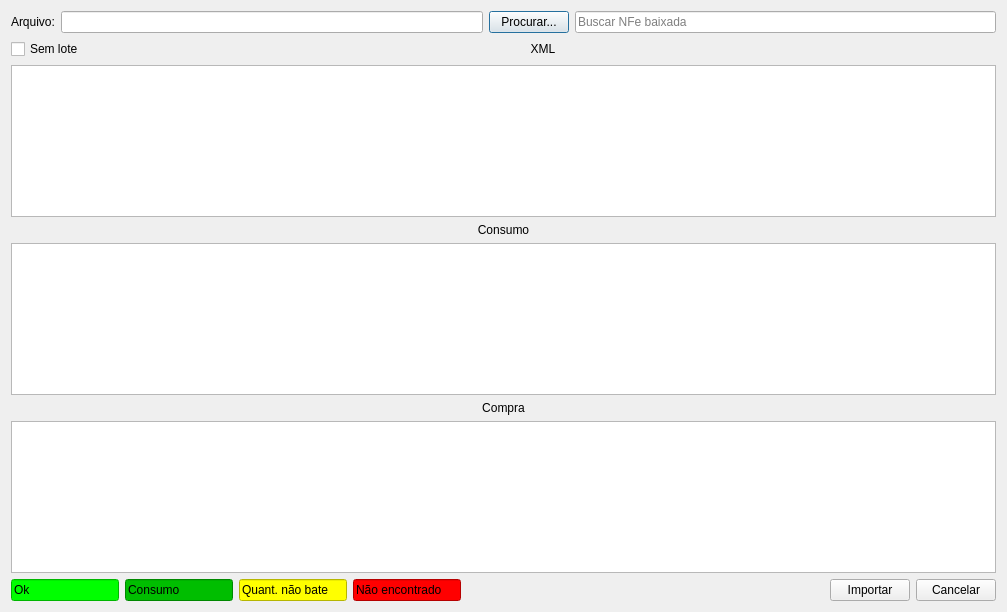
darktorres/ERP-STACCATO, file ui/importarxml.ui: the form before one commit.
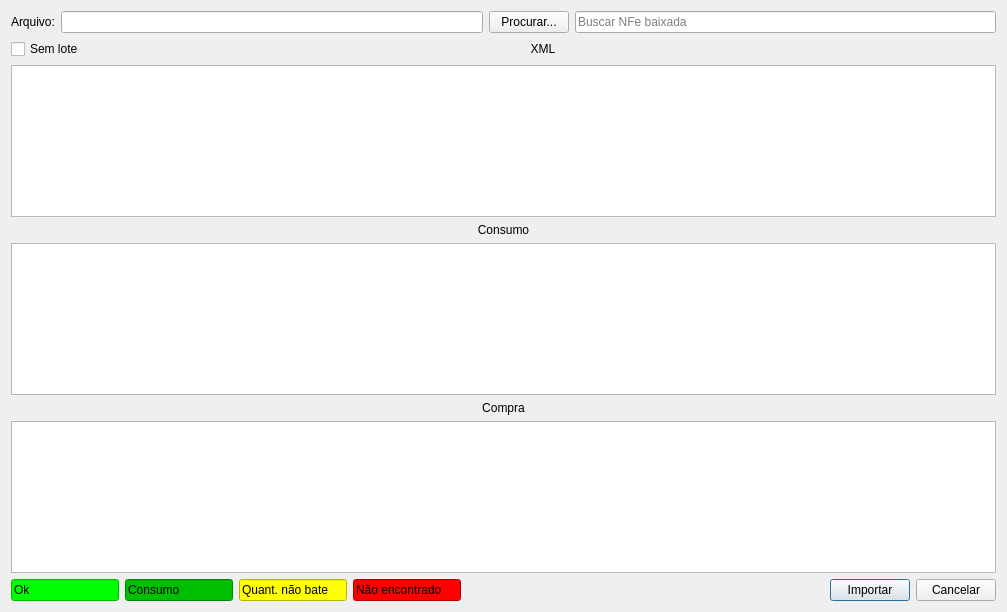
The form after the commit. Custom widgets are drawn as their Qt base class.

Diff of the .ui file:
```diff
--- a/ui/importarxml.ui
+++ b/ui/importarxml.ui
@@ -38,6 +38,9 @@
        <property name="text">
         <string>Procurar...</string>
        </property>
+       <property name="autoDefault">
+        <bool>false</bool>
+       </property>
       </widget>
      </item>
     </layout>
```
Left out of the diff: 15 changed lines with no effect on the pictures.
